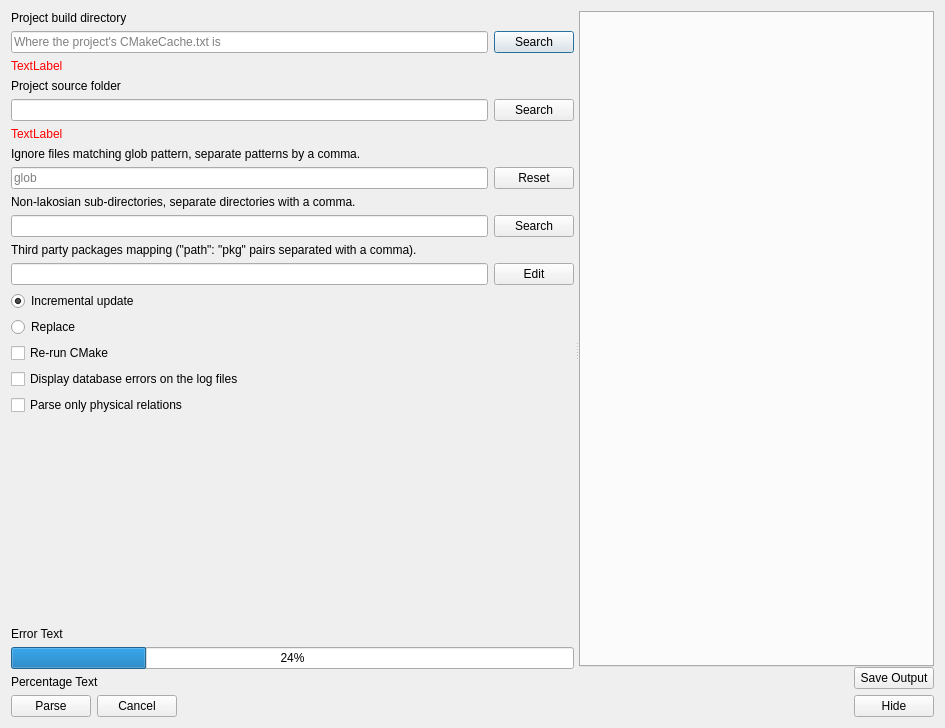
Qt form lvtqtw/ct_lvtqtw_parse_codebase.ui (KDE/codevis) before a commit.
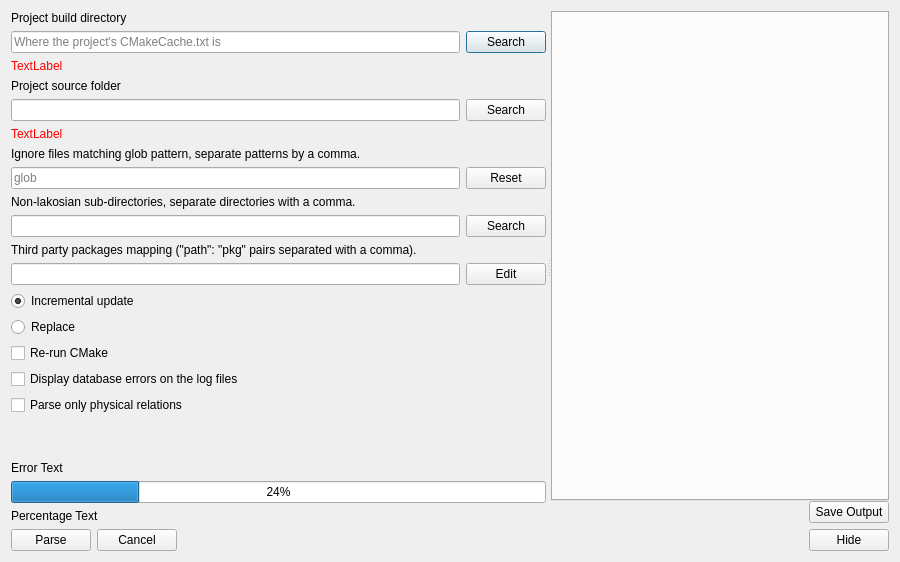
The same form after that commit.

The edit to the form file:
```diff
--- a/lvtqtw/ct_lvtqtw_parse_codebase.ui
+++ b/lvtqtw/ct_lvtqtw_parse_codebase.ui
@@ -6,8 +6,8 @@
    <rect>
     <x>0</x>
     <y>0</y>
-    <width>945</width>
-    <height>728</height>
+    <width>900</width>
+    <height>400</height>
    </rect>
   </property>
   <property name="windowTitle">
```
